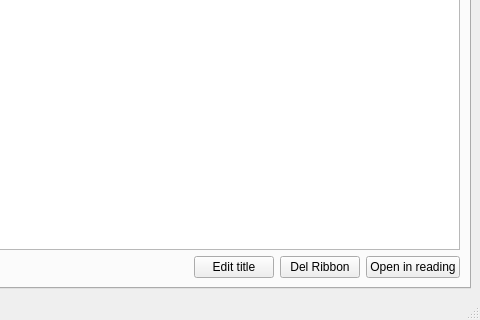
Before: the Qt Designer form mainwindow.ui in rebirth75/biblemate, drawn with Qt 5; both pictures show x 538 to 1018 and y 260 to 580 of the 1018 by 580 pixel window.
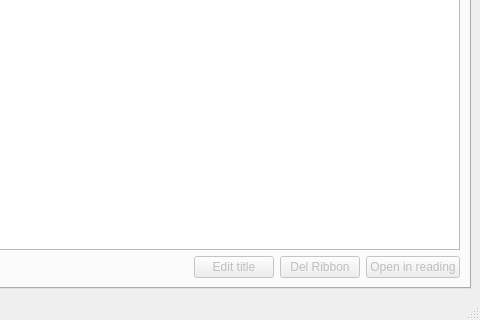
After: the same form once the commit is applied. The open tabs and pages were chosen to show the change. Icons and pictures are not drawn.

Diff of the .ui file:
```diff
--- a/mainwindow.ui
+++ b/mainwindow.ui
@@ -893,6 +893,9 @@
           </item>
           <item>
            <widget class="QPushButton" name="pushButton_15">
+            <property name="enabled">
+             <bool>false</bool>
+            </property>
             <property name="text">
              <string>Edit title</string>
             </property>
@@ -900,6 +903,9 @@
           </item>
           <item>
            <widget class="QPushButton" name="pushButton_14">
+            <property name="enabled">
+             <bool>false</bool>
+            </property>
             <property name="text">
              <string>Del Ribbon</string>
             </property>
@@ -907,6 +913,9 @@
           </item>
           <item>
            <widget class="QPushButton" name="pushButton_12">
+            <property name="enabled">
+             <bool>false</bool>
+            </property>
             <property name="text">
              <string>Open in reading</string>
             </property>
```
Left out of the diff: 22 changed lines with no effect on the pictures.
